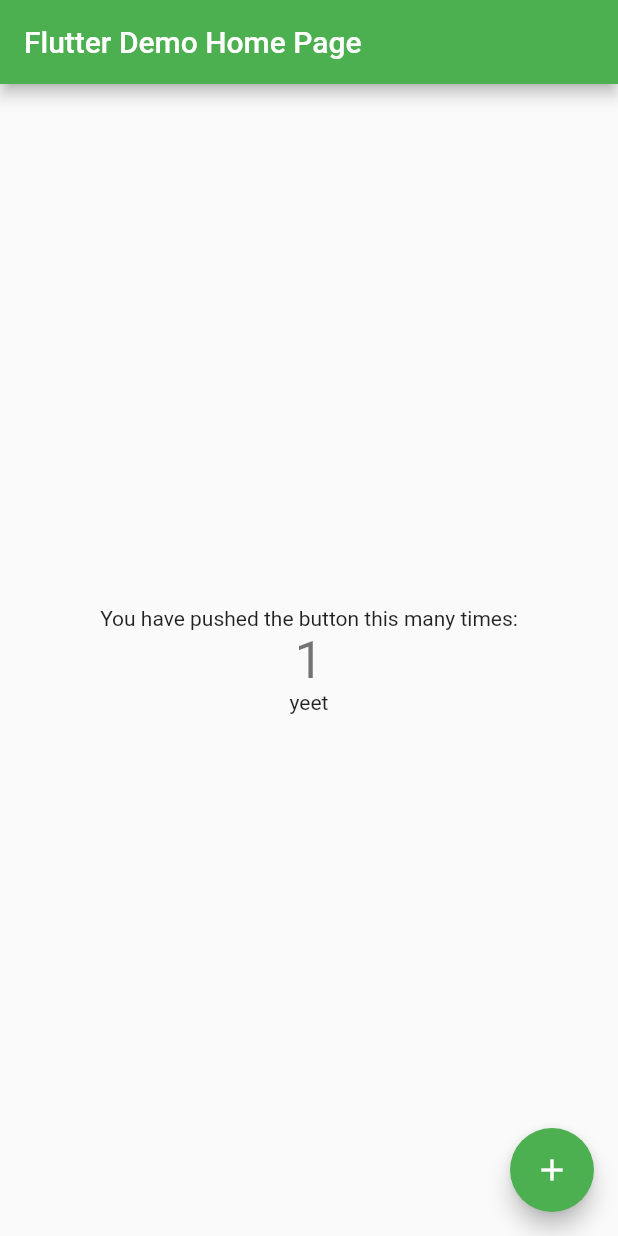
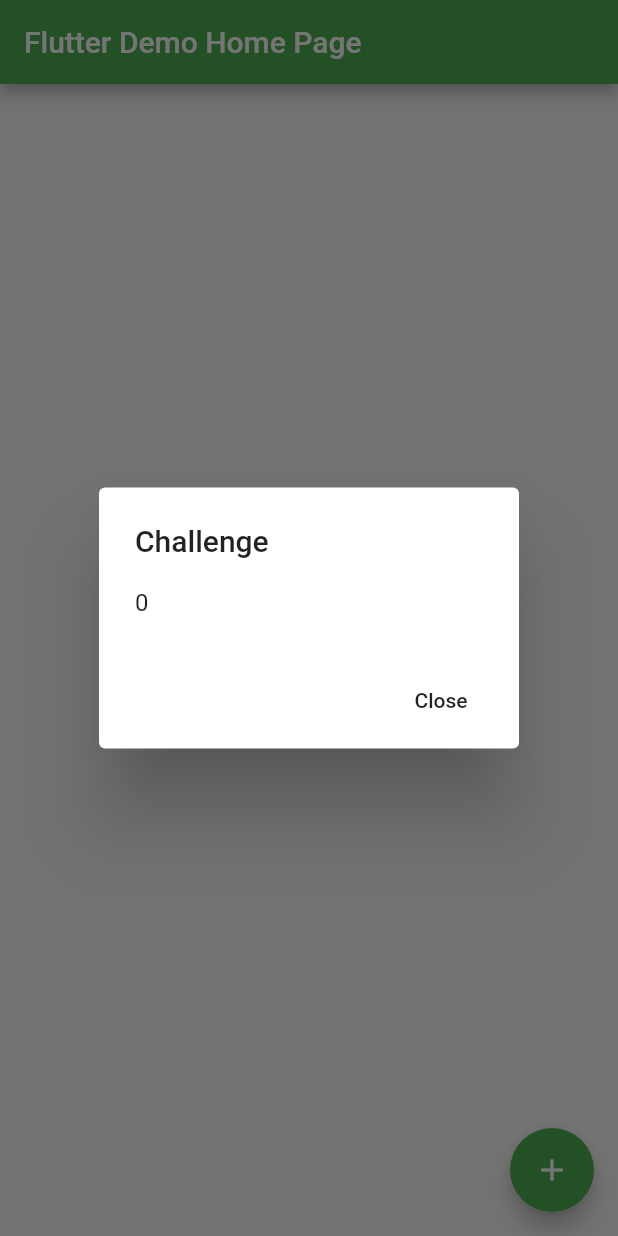
Before and after one commit to psousa612/CoachM, a Flutter app: the screen it shows after launch, after a tap on the "add" icon, on a phone screen of 412 x 824 dp. Run offline on Flutter 3.47's test engine with Material 2 defaults, Android fonts, the phone set to English and light mode, and no system bars.

Commit message:
Pop up menu when the floating button is pressed. Random number 1-10 is displayed in main body of popup

```diff
--- a/FlutterTest/lib/main.dart
+++ b/FlutterTest/lib/main.dart
@@ -1,4 +1,5 @@
 import 'package:flutter/material.dart';
+import 'dart:math';
 
 void main() => runApp(MyApp());
 
@@ -55,7 +56,28 @@ class _MyHomePageState extends State<MyHomePage> {
       // called again, and so nothing would appear to happen.
       _counter++;
     });
+
   }
+
+    void _showDialog() {
+      showDialog(
+        context: context,
+        builder: (BuildContext context) {
+          return AlertDialog(
+            title: new Text("Challenge"),
+            content: new Text((new Random().nextInt(10)).toString()),
+            actions: <Widget>[
+              new FlatButton(
+                child: new Text("Close"),
+                onPressed: () {
+                  Navigator.of(context).pop();
+                },
+              ),
+            ],
+          );
+        },
+      );
+    }
 
   @override
   Widget build(BuildContext context) {
@@ -90,23 +112,12 @@ class _MyHomePageState extends State<MyHomePage> {
           // axis because Columns are vertical (the cross axis would be
           // horizontal).
           mainAxisAlignment: MainAxisAlignment.center,
-          children: <Widget>[
-            Text(
-              'You have pushed the button this many times:',
-            ),
-            Text(
-              '$_counter',
-              style: Theme.of(context).textTheme.display1,
-            ),
-            Text(
-              'yeet',
-            ),
-          ],
+          children: <Widget>[],
         ),
       ),
       floatingActionButton: FloatingActionButton(
-        onPressed: _incrementCounter,
-        tooltip: 'Increment',
+        onPressed: _showDialog,
+        tooltip: 'Give Challenge',
         child: Icon(Icons.add),
       ), // This trailing comma makes auto-formatting nicer for build methods.
     );
```
